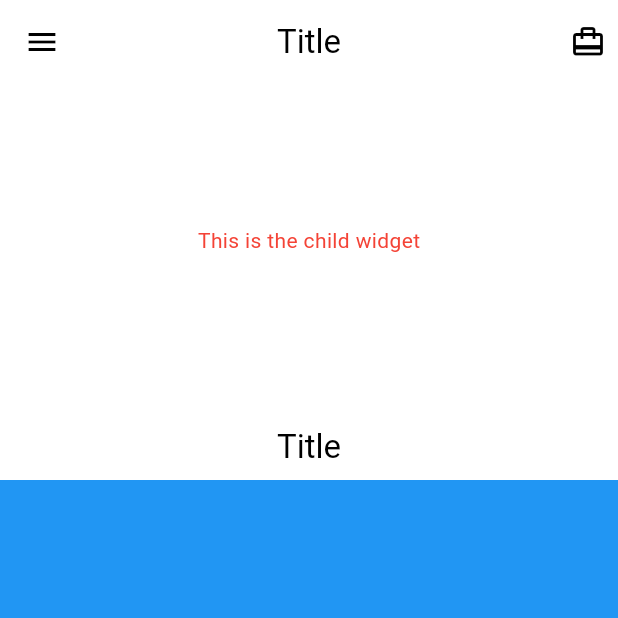
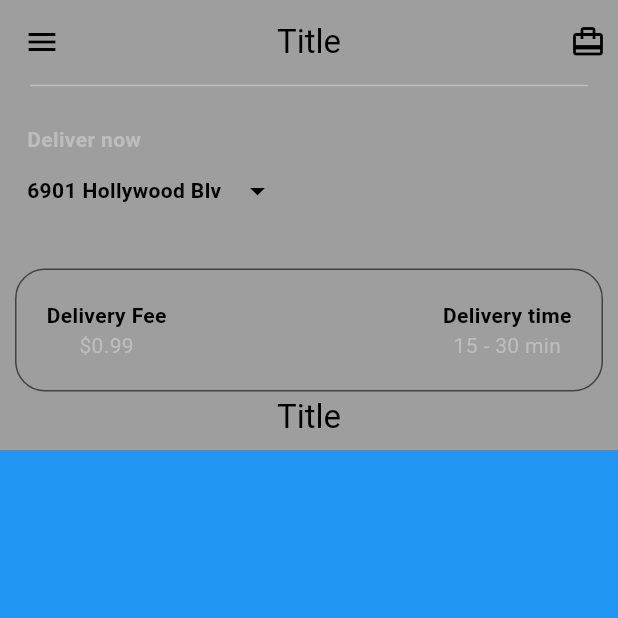
Before and after one commit to YoungjaeKimDeveloper/food_app_self, a Flutter app: the screen it shows after launch, after a tap on "Login", on a phone screen of 412 x 824 dp, the top half of it. Run offline on Flutter 3.47's test engine with Material 3 defaults, Android fonts, the phone set to English and light mode, and no system bars.

Commit message:
feat:main page delivery time and description

```diff
--- /dev/null
+++ b/lib/components/custom_current_location.dart
@@ -0,0 +1,92 @@
+import 'package:flutter/material.dart';
+
+class CustomCurrentLocation extends StatefulWidget {
+  const CustomCurrentLocation({super.key});
+
+  @override
+  State<CustomCurrentLocation> createState() => _CustomCurrentLocationState();
+}
+
+class _CustomCurrentLocationState extends State<CustomCurrentLocation> {
+  // Show Search Box
+  void openLocationSearchBox(BuildContext context) {
+    showDialog(
+      context: context,
+      builder: (context) {
+        return AlertDialog(
+          title: Text("Write Your Location"),
+          content: TextField(
+            decoration: InputDecoration(hintText: "Enter Current Location"),
+          ),
+          actions: [
+            Row(
+              mainAxisAlignment: MainAxisAlignment.spaceAround,
+              children: [
+                // Cancel Button
+                Container(
+                  decoration: BoxDecoration(
+                    borderRadius: BorderRadius.circular(10),
+                    border: Border.all(
+                      color: Theme.of(context).colorScheme.secondary,
+                    ),
+                  ),
+                  child: TextButton(
+                    onPressed: () => Navigator.pop(context),
+                    child: Text("cancel"),
+                  ),
+                ),
+                // Save Button
+                Container(
+                  decoration: BoxDecoration(
+                    borderRadius: BorderRadius.circular(10),
+                    border: Border.all(
+                      color: Theme.of(context).colorScheme.secondary,
+                    ),
+                  ),
+                  child: TextButton(
+                    onPressed: () => Navigator.pop(context),
+                    child: Text("Save"),
+                  ),
+                ),
+              ],
+            ),
+          ],
+        );
+      },
+    );
+  }
+
+  @override
+  Widget build(BuildContext context) {
+    return Padding(
+      padding: const EdgeInsets.all(10.0),
+      child: Padding(
+        padding: const EdgeInsets.all(8.0),
+        child: Column(
+          crossAxisAlignment: CrossAxisAlignment.start,
+          children: [
+            Text(
+              "Deliver now",
+              style: TextStyle(
+                color: Theme.of(context).colorScheme.secondary,
+                fontWeight: FontWeight.bold,
+              ),
+            ),
+            Row(
+              children: [
+                Text(
+                  "6901 Hollywood Blv",
+                  style: TextStyle(fontWeight: FontWeight.bold),
+                ),
+                IconButton(
+                  onPressed: () => openLocationSearchBox(context),
+                  icon: Icon(Icons.arrow_drop_down),
+                ),
+              ],
+            ),
+          ],
+        ),
+      ),
+    );
+  }
+}
--- /dev/null
+++ b/lib/components/custom_description.dart
@@ -0,0 +1,57 @@
+import 'package:flutter/material.dart';
+
+class CustomDescription extends StatelessWidget {
+  const CustomDescription({super.key});
+
+  @override
+  Widget build(BuildContext context) {
+    return Padding(
+      padding: const EdgeInsets.all(10.0),
+      child: Container(
+        decoration: BoxDecoration(
+          border: Border.all(color: Theme.of(context).colorScheme.primary),
+          borderRadius: BorderRadius.circular(20),
+        ),
+        child: Padding(
+          padding: const EdgeInsets.all(20.0),
+
+          child: Row(
+            mainAxisAlignment: MainAxisAlignment.spaceBetween,
+            children: [
+              // Delivery Fee
+              Column(
+                children: [
+                  Text(
+                    "Delivery Fee",
+                    style: TextStyle(fontWeight: FontWeight.bold),
+                  ),
+                  Text(
+                    "\$0.99",
+                    style: TextStyle(
+                      color: Theme.of(context).colorScheme.secondary,
+                    ),
+                  ),
+                ],
+              ),
+              Column(
+                children: [
+                  Text(
+                    "Delivery time",
+                    style: TextStyle(fontWeight: FontWeight.bold),
+                  ),
+                  Text(
+                    "15 - 30 min",
+                    style: TextStyle(
+                      color: Theme.of(context).colorScheme.tertiary,
+                    ),
+                  ),
+                ],
+              ),
+              // Delivery Time
+            ],
+          ),
+        ),
+      ),
+    );
+  }
+}
--- a/lib/components/custom_sliverappbar.dart
+++ b/lib/components/custom_sliverappbar.dart
@@ -15,7 +15,7 @@ class CustomSliverappbar extends StatelessWidget {
   Widget build(BuildContext context) {
     return SliverAppBar(
       collapsedHeight: 120, // 최소높이
-      expandedHeight: 320, //최대높이
+      expandedHeight: 300, //최대높이
       pinned: true,
       backgroundColor: Theme.of(context).colorScheme.surface,
       elevation: 0,
@@ -36,9 +36,11 @@ class CustomSliverappbar extends StatelessWidget {
         expandedTitleScale: 1,
         // 스크롤시에 가려지는부분
         background: Column(
+          crossAxisAlignment: CrossAxisAlignment.start,
           mainAxisAlignment: MainAxisAlignment.center,
           children: [child],
         ),
+        // Fixed title
         title: title,
       ),
     );
--- a/lib/pages/home_page.dart
+++ b/lib/pages/home_page.dart
@@ -1,4 +1,6 @@
 import 'package:flutter/material.dart';
+import 'package:food/components/custom_current_location.dart';
+import 'package:food/components/custom_description.dart';
 import 'package:food/components/custom_drawer.dart';
 import 'package:food/components/custom_sliverappbar.dart';
 
@@ -16,9 +18,18 @@ class HomePage extends StatelessWidget {
             // 유동적인 Appbar를 만들어줌
             CustomSliverappbar(
               title: Text("Title"),
-              child: Text(
-                "This is the child widget",
-                style: TextStyle(color: Colors.red),
+              child: Column(
+                crossAxisAlignment: CrossAxisAlignment.start,
+                children: [
+                  SizedBox(height: 20),
+                  Divider(
+                    color: Theme.of(context).colorScheme.secondary,
+                    indent: 20,
+                    endIndent: 20,
+                  ),
+                  CustomCurrentLocation(),
+                  CustomDescription(),
+                ],
               ),
             ),
           ];
--- a/lib/theme/light_theme.dart
+++ b/lib/theme/light_theme.dart
@@ -2,7 +2,7 @@ import 'package:flutter/material.dart';
 
 ThemeData lightTheme = ThemeData(
   colorScheme: ColorScheme.light(
-    surface: Colors.white,
+    surface: Colors.grey[500]!,
     primary: Colors.grey[800]!,
     secondary: Colors.grey[400]!,
     inversePrimary: Colors.black,
```
